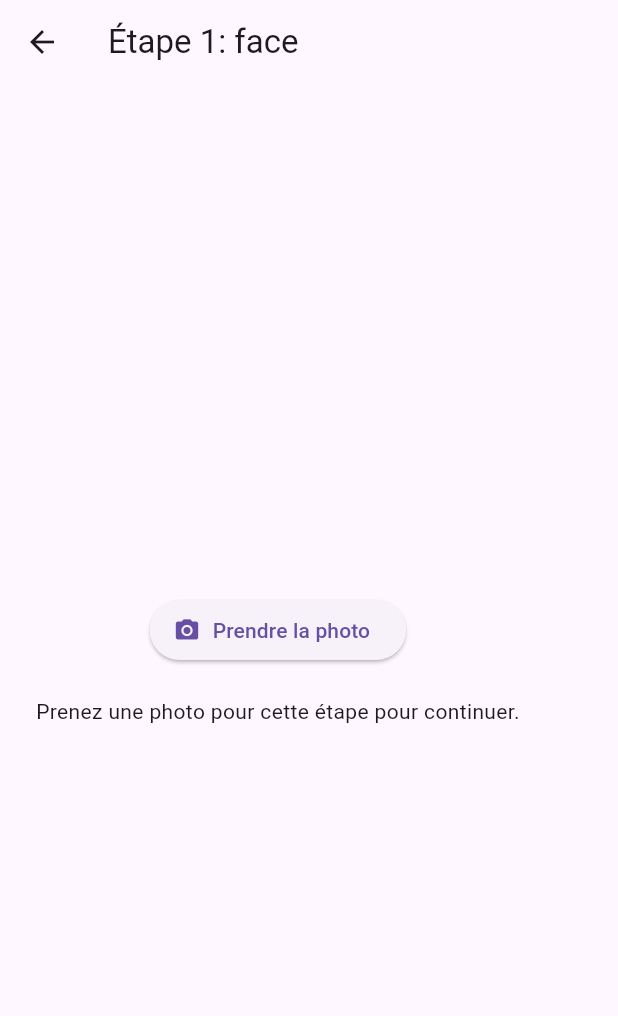
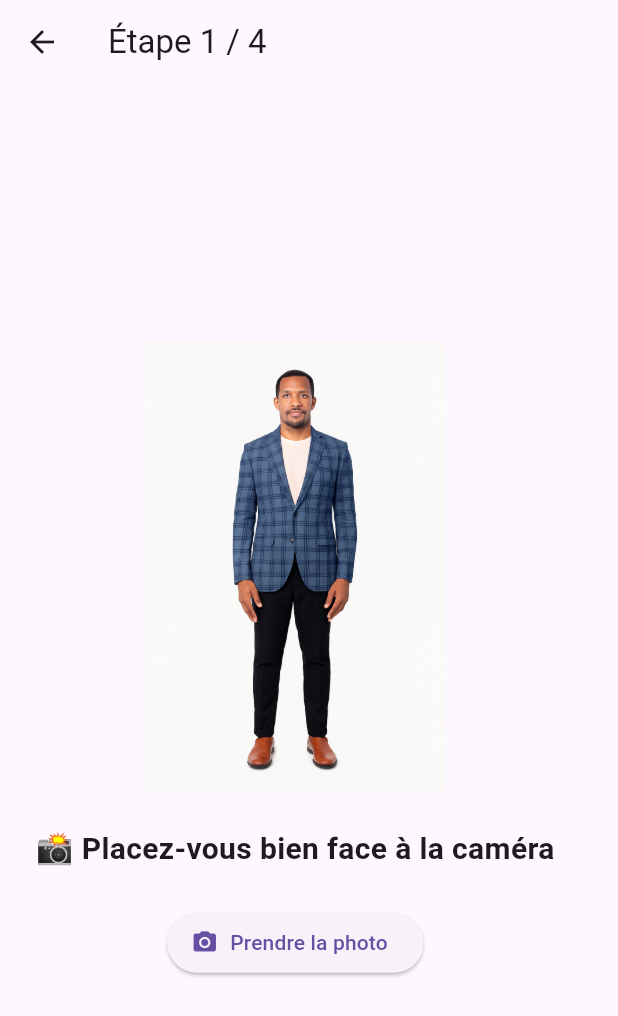
Before and after one commit to Achille1279/bodyfit, a Flutter app: the screen it shows after launch, after a tap on "Commencer la prise de mesures", on a phone screen of 412 x 824 dp. Shown: the top 1016 px of the screen. Run offline on Flutter 3.47's test engine with Material 3 defaults, Android fonts, the phone set to English and light mode, and no system bars; our stand-ins replace camera; missing offline and left inert: google_mlkit_pose_detection.

```diff
--- a/lib/screens/home_screen.dart
+++ b/lib/screens/home_screen.dart
@@ -7,13 +7,32 @@ class HomeScreen extends StatelessWidget {
   @override
   Widget build(BuildContext context) {
     return Scaffold(
-      appBar: AppBar(
-        title: const Text('BobyFit'),
+      appBar: AppBar(title: const Text("Tailleur Digital")),
+      body: Padding(
+        padding: const EdgeInsets.all(20.0),
+        child: Center(
+          child: Column(
+            mainAxisAlignment: MainAxisAlignment.center,
+            children: [
+              const Text(
+                "Bienvenue dans l'application de prise de mesure",
+                style: TextStyle(fontSize: 26, fontWeight: FontWeight.bold),
+                textAlign: TextAlign.center,
               ),
-      body: Center(
-        child: ElevatedButton.icon(
+              const SizedBox(height: 20),
+              Text(
+                '📸 Prenez vos mesures en 4 photos simples.',
+                style: TextStyle(fontSize: 18, color: Colors.grey[700]),
+                textAlign: TextAlign.center,
+              ),
+              const SizedBox(height: 40),
+              ElevatedButton.icon(
                 icon: const Icon(Icons.camera_alt),
                 label: const Text("Commencer la prise de mesures"),
+                style: ElevatedButton.styleFrom(
+                  padding: const EdgeInsets.symmetric(horizontal: 24, vertical: 12),
+                  textStyle: const TextStyle(fontSize: 18),
+                ),
                 onPressed: () {
                   Navigator.push(
                     context,
@@ -26,6 +45,9 @@ class HomeScreen extends StatelessWidget {
                   );
                 },
               ),
+            ],
+          ),
+        ),
       ),
     );
   }
--- a/lib/screens/photo_step_screen.dart
+++ b/lib/screens/photo_step_screen.dart
@@ -21,7 +21,14 @@ class PhotoStepScreen extends StatefulWidget {
 class _PhotoStepScreenState extends State<PhotoStepScreen> {
   final List<String> steps = ['face', 'profil_droit', 'profil_gauche', 'dos'];
 
-  void _launchCamera() {
+  final Map<String, String> instructions = {
+    'face': '📸 Placez-vous bien face à la caméra',
+    'profil_droit': '👉 Placez-vous de profil droit (épaules à droite)',
+    'profil_gauche': '👈 Placez-vous de profil gauche (épaules à gauche)',
+    'dos': '🔙 Tournez le dos à la caméra',
+  };
+
+  void _openCamera() {
     Navigator.push(
       context,
       MaterialPageRoute(
@@ -56,20 +63,35 @@ class _PhotoStepScreenState extends State<PhotoStepScreen> {
   @override
   Widget build(BuildContext context) {
     final currentStep = steps[widget.stepIndex];
+    final instruction = instructions[currentStep] ?? '';
+    final imagePath = 'assets/images/$currentStep.png';
+
     return Scaffold(
-      appBar: AppBar(title: Text("Étape ${widget.stepIndex + 1}: $currentStep")),
+      appBar: AppBar(
+        title: Text("Étape ${widget.stepIndex + 1} / ${steps.length}"),
+      ),
       body: Padding(
         padding: const EdgeInsets.all(24.0),
         child: Column(
           mainAxisAlignment: MainAxisAlignment.center,
           children: [
+            Image.asset(
+              imagePath,
+              height: 300,
+              fit: BoxFit.contain,
+            ),
+            const SizedBox(height: 24),
+            Text(
+              instruction,
+              style: const TextStyle(fontSize: 20, fontWeight: FontWeight.bold),
+              textAlign: TextAlign.center,
+            ),
+            const SizedBox(height: 24),
             ElevatedButton.icon(
               icon: const Icon(Icons.camera_alt),
               label: const Text("Prendre la photo"),
-              onPressed: _launchCamera,
+              onPressed: _openCamera,
             ),
-            const SizedBox(height: 20),
-            const Text("Prenez une photo pour cette étape pour continuer."),
           ],
         ),
       ),
```
Also changed, not shown: lib/screens/camera_screen.dart (+85 -13 lines), pubspec.yaml (+7 -70 lines), assets/images/dos.png (added), assets/images/face.png (added), assets/images/profil_droit.png (added), assets/images/profil_gauche.png (added). Lines whose indentation alone changed are shown as unchanged.
